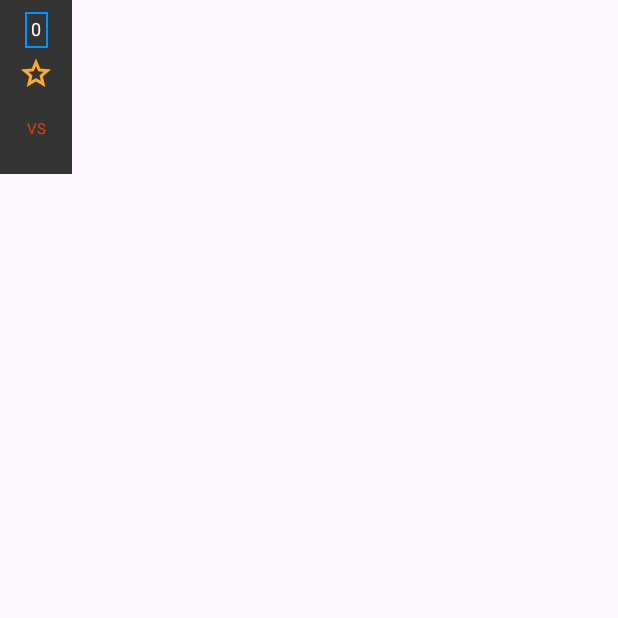
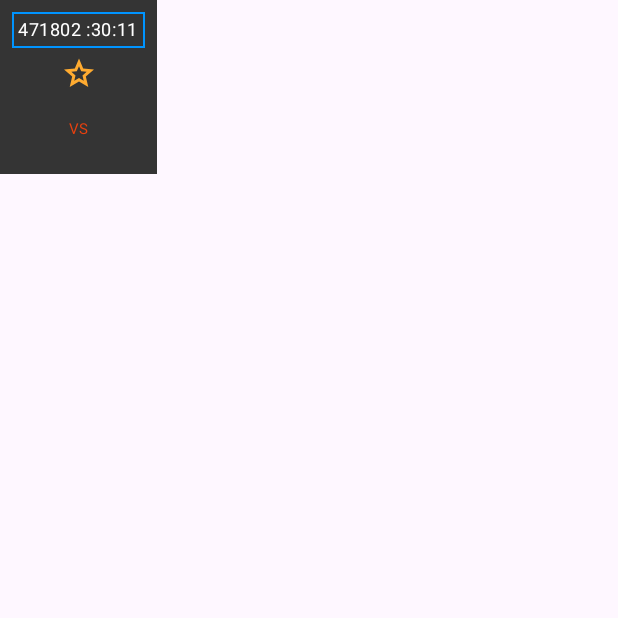
Before and after one commit to nikoarap/GameTime, an Android app built with Jetpack Compose: the composable LoadSportEvent shown on its own in the app's theme, on a phone screen of 412 x 824 dp, the top half of it. Run offline under Robolectric (Android 15) with nearby library versions, the phone set to English and light mode, and no system bars; libraries missing offline, so code that uses them is left out: io.realm, io.realm.annotations; 2 statements that could not run were skipped.

Commit message:
implemented countdown timer

```diff
--- a/app/src/main/java/com/nikoarap/gametime/utils/Constants.kt
+++ b/app/src/main/java/com/nikoarap/gametime/utils/Constants.kt
@@ -15,5 +15,10 @@ class Constants {
         const val VS_VALUE = "VS"
         const val SCORE_REGEX = "-"
         const val SPACER_SCORE_SPACER_REGEX = " - "
+        const val TIMER_SDF_FORMAT = "HH:mm:ss"
+        const val SECONDS_IN_HOUR = 3600
+        const val MINUTES_IN_HOUR = 60
+        const val MILLIS_IN_SECOND = 1000
+        const val EVENT_STARTED = "EVENT STARTED"
     }
 }
--- a/app/src/main/java/com/nikoarap/gametime/view/composables/SportEventComponent.kt
+++ b/app/src/main/java/com/nikoarap/gametime/view/composables/SportEventComponent.kt
@@ -10,8 +10,6 @@ import androidx.compose.material3.MaterialTheme
 import androidx.compose.material.Text
 import androidx.compose.material.icons.Icons
 import androidx.compose.material.icons.filled.Star
-import androidx.compose.material.icons.outlined.Star
-import androidx.compose.material.icons.sharp.Star
 import androidx.compose.material3.Icon
 import androidx.compose.runtime.Composable
 import androidx.compose.runtime.getValue
@@ -20,17 +18,14 @@ import androidx.compose.runtime.remember
 import androidx.compose.runtime.setValue
 import androidx.compose.ui.Alignment
 import androidx.compose.ui.Modifier
-import androidx.compose.ui.graphics.vector.ImageVector
 import androidx.compose.ui.graphics.vector.rememberVectorPainter
 import androidx.compose.ui.res.painterResource
 import androidx.compose.ui.text.style.TextOverflow
-import androidx.compose.ui.unit.dp
-import androidx.compose.ui.unit.sp
 import com.nikoarap.gametime.R
 import com.nikoarap.gametime.models.EventModel
 import com.nikoarap.gametime.utils.Constants
+import com.nikoarap.gametime.utils.Constants.Companion.MILLIS_IN_SECOND
 import com.nikoarap.gametime.utils.Constants.Companion.VS_VALUE
-import com.nikoarap.gametime.view.themes.dp_16
 import com.nikoarap.gametime.view.themes.dp_24
 import com.nikoarap.gametime.view.themes.dp_4
 import com.nikoarap.gametime.view.themes.dp_8
@@ -53,7 +48,7 @@ fun LoadSportEvent(
             .padding(dp_8),
         horizontalAlignment = Alignment.CenterHorizontally
     ) {
-        TextWithBorder(text = event.startTime.toString())
+        CountdownTimer((System.currentTimeMillis() / MILLIS_IN_SECOND) - event.startTime)
         Icon(
             painter = if (isEventFavourite) rememberVectorPainter(Icons.Filled.Star) else painterResource(id = R.drawable.ic_star_hollow),
             modifier = Modifier
--- a/app/src/main/java/com/nikoarap/gametime/view/composables/Texts.kt
+++ /dev/null
@@ -1,34 +0,0 @@
-package com.nikoarap.gametime.view.composables
-
-import androidx.compose.foundation.BorderStroke
-import androidx.compose.foundation.background
-import androidx.compose.foundation.border
-import androidx.compose.foundation.layout.Box
-import androidx.compose.foundation.layout.padding
-import androidx.compose.material3.MaterialTheme
-import androidx.compose.material.Text
-import androidx.compose.runtime.Composable
-import androidx.compose.ui.Alignment
-import androidx.compose.ui.Modifier
-import androidx.compose.ui.graphics.RectangleShape
-import androidx.compose.ui.unit.dp
-import com.nikoarap.gametime.view.themes.primary
-import com.nikoarap.gametime.view.themes.secondary
-import com.nikoarap.gametime.view.themes.surface
-
-@Composable
-fun TextWithBorder(text: String) {
-    Box(
-        modifier = Modifier
-            .border(border = BorderStroke(1.dp, primary), shape = RectangleShape)
-            .background(color = surface),
-        contentAlignment = Alignment.Center
-    ) {
-        Text(
-            modifier = Modifier.padding(4.dp),
-            text = text,
-            style = MaterialTheme.typography.bodySmall,
-            color = secondary,
-        )
-    }
-}
--- /dev/null
+++ b/app/src/main/java/com/nikoarap/gametime/view/composables/Timer.kt
@@ -0,0 +1,60 @@
+package com.nikoarap.gametime.view.composables
+
+import androidx.compose.foundation.BorderStroke
+import androidx.compose.foundation.background
+import androidx.compose.foundation.border
+import androidx.compose.foundation.layout.Box
+import androidx.compose.foundation.layout.padding
+import androidx.compose.material.Text
+import androidx.compose.material3.MaterialTheme
+import androidx.compose.runtime.Composable
+import androidx.compose.runtime.LaunchedEffect
+import androidx.compose.runtime.getValue
+import androidx.compose.runtime.mutableLongStateOf
+import androidx.compose.runtime.remember
+import androidx.compose.runtime.setValue
+import androidx.compose.ui.Alignment
+import androidx.compose.ui.Modifier
+import androidx.compose.ui.graphics.Color
+import androidx.compose.ui.graphics.RectangleShape
+import androidx.compose.ui.text.capitalize
+import androidx.compose.ui.unit.dp
+import com.nikoarap.gametime.utils.Constants.Companion.EVENT_STARTED
+import com.nikoarap.gametime.utils.Constants.Companion.MINUTES_IN_HOUR
+import com.nikoarap.gametime.utils.Constants.Companion.SECONDS_IN_HOUR
+import com.nikoarap.gametime.utils.Constants.Companion.VALUE_ZERO
+import com.nikoarap.gametime.view.themes.primary
+import com.nikoarap.gametime.view.themes.secondary
+import com.nikoarap.gametime.view.themes.surface
+import com.nikoarap.gametime.view.themes.tertiary
+import kotlinx.coroutines.delay
+
+@Composable
+fun CountdownTimer(timeUntilEventStart: Long) {
+    var timeLeft by remember { mutableLongStateOf(timeUntilEventStart) }
+
+        LaunchedEffect(key1 = timeLeft) {
+            while (timeLeft > 0) {
+                delay(1000L)
+                timeLeft--
+            }
+        }
+
+    val hoursLeft = timeLeft / SECONDS_IN_HOUR
+    val minutesLeft = (timeLeft % SECONDS_IN_HOUR) / MINUTES_IN_HOUR
+    val secondsLeft = timeLeft % MINUTES_IN_HOUR
+
+    Box(
+        modifier = Modifier
+            .border(border = BorderStroke(1.dp, if (timeLeft > 0) primary else Color.Transparent), shape = RectangleShape)
+            .background(color = surface),
+        contentAlignment = Alignment.Center
+    ) {
+        Text(
+            modifier = Modifier.padding(4.dp),
+            text = if (timeLeft > 0) "$hoursLeft :$minutesLeft:$secondsLeft" else EVENT_STARTED,
+            style = MaterialTheme.typography.bodySmall,
+            color = if (timeLeft > 0) secondary else tertiary,
+        )
+    }
+}
```
Also changed, not shown: app/src/main/java/com/nikoarap/gametime/utils/DateUtils.kt (added, +20 -0 lines).
